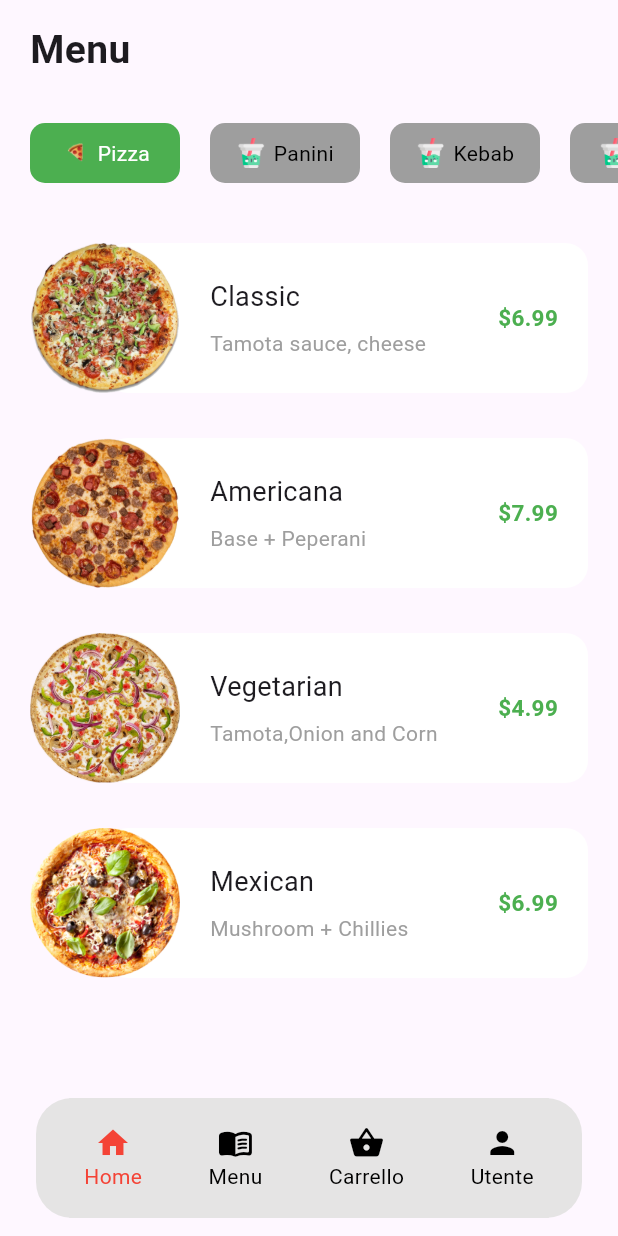
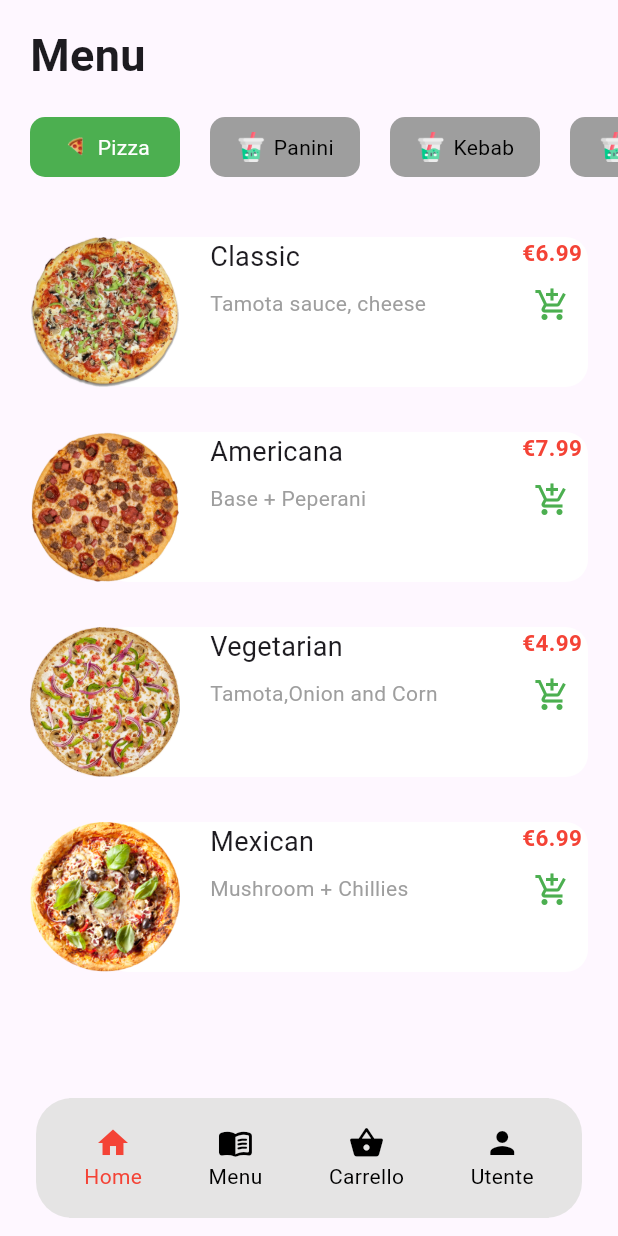
Before and after one commit to umberto-bianchin/app-pizzeria, a Flutter app: the screen it shows after launch, swiped to page 2, on a phone screen of 412 x 824 dp. Run offline on Flutter 3.47's test engine with Material 2 defaults, Android fonts, the phone set to English and light mode, and no system bars; our stand-ins replace google_maps_flutter; Roboto replaces fonts that are missing (Gilroy); statements that could not run were skipped.

Commit message:
menu refactor

```diff
--- a/lib/screen/detail_page.dart
+++ b/lib/screen/detail_page.dart
@@ -32,11 +32,14 @@ class _DetailPageState extends State<DetailPage> {
           padding: EdgeInsets.fromLTRB(20.0, 15.0, 20.0, 10.0),
           child: Text(
             "Menu",
-            style: TextStyle(fontSize: 26.0, fontWeight: FontWeight.bold),
+            style: TextStyle(
+              fontSize: 30.0,
+              fontWeight: FontWeight.bold,
+            ),
           ),
         ),
         const SizedBox(
-          height: 20.0,
+          height: 10.0,
         ),
         SizedBox(
           height: 40.0,
--- a/lib/screen/home.dart
+++ b/lib/screen/home.dart
@@ -28,8 +28,6 @@ class _HomeState extends State<Home> {
           SizedBox(
             height: 10.0,
           ),
-
-          //Inizio Categorie
           Padding(
             padding: EdgeInsets.all(
               20.0,
@@ -41,8 +39,6 @@ class _HomeState extends State<Home> {
                 )),
           ),
           CategoriesTabs(),
-          //Fine Categorie
-
           Padding(
             padding: EdgeInsets.only(
               left: 20,
--- a/lib/widget/menu_item.dart
+++ b/lib/widget/menu_item.dart
@@ -16,30 +16,25 @@ class MenuItem extends StatelessWidget {
 
   @override
   Widget build(BuildContext context) {
-    double width = MediaQuery.of(context).size.width;
     return Padding(
       padding: const EdgeInsets.only(top: 30.0),
       child: SizedBox(
         height: 100.0,
-        width: width - 40.0,
         child: Stack(
           children: [
-            //let have the clok for the pizza items....
             Padding(
               padding: const EdgeInsets.only(left: 50.0),
               child: Container(
-                padding: const EdgeInsets.only(left: 70.0, right: 20.0),
+                padding: const EdgeInsets.only(left: 70.0),
                 decoration: BoxDecoration(
                     borderRadius: BorderRadius.circular(15.0),
                     color: Colors.white),
-                height: 100.0,
-                width: width - 90.0,
                 child: Row(
-                  crossAxisAlignment: CrossAxisAlignment.center,
                   mainAxisAlignment: MainAxisAlignment.spaceBetween,
+                  crossAxisAlignment: CrossAxisAlignment.start,
                   children: [
                     Column(
-                      mainAxisAlignment: MainAxisAlignment.center,
+                      mainAxisAlignment: MainAxisAlignment.start,
                       crossAxisAlignment: CrossAxisAlignment.start,
                       children: [
                         Text(
@@ -57,11 +52,24 @@ class MenuItem extends StatelessWidget {
                         )
                       ],
                     ),
-                    Text("\$$price",
-                        style: const TextStyle(
-                            fontWeight: FontWeight.bold,
+                    Column(
+                      children: [
+                        Text(
+                          "€$price",
+                          style: const TextStyle(
+                              fontWeight: FontWeight.bold,
+                              color: Colors.red,
+                              fontSize: 15.0),
+                        ),
+                        IconButton(
+                          onPressed: () {},
+                          icon: const Icon(
+                            Icons.add_shopping_cart,
                             color: Colors.green,
-                            fontSize: 15.0))
+                          ),
+                        )
+                      ],
+                    )
                   ],
                 ),
               ),
```
